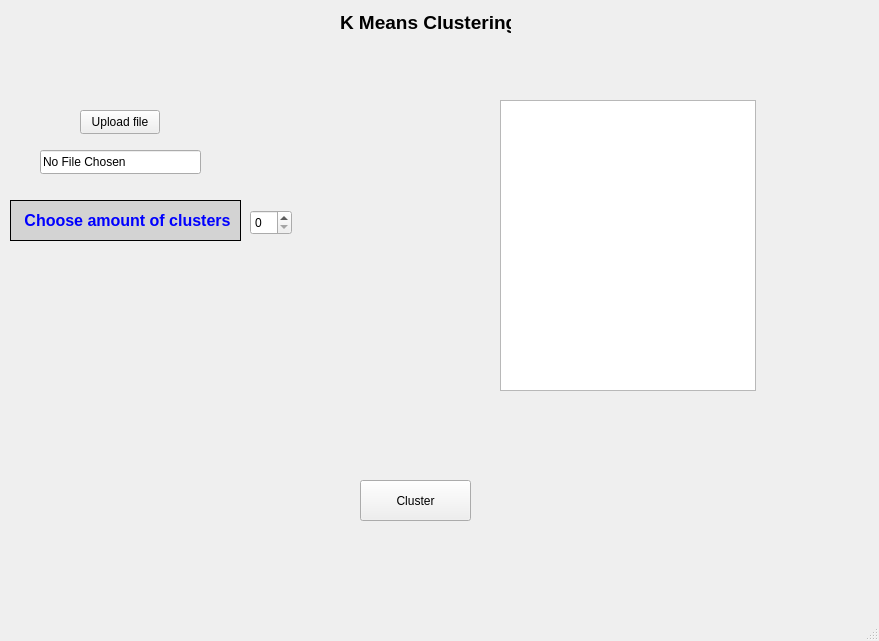
Goathemode/DSBA-CPP-2024-Project, file application/mainwindow.ui: the form before one commit.
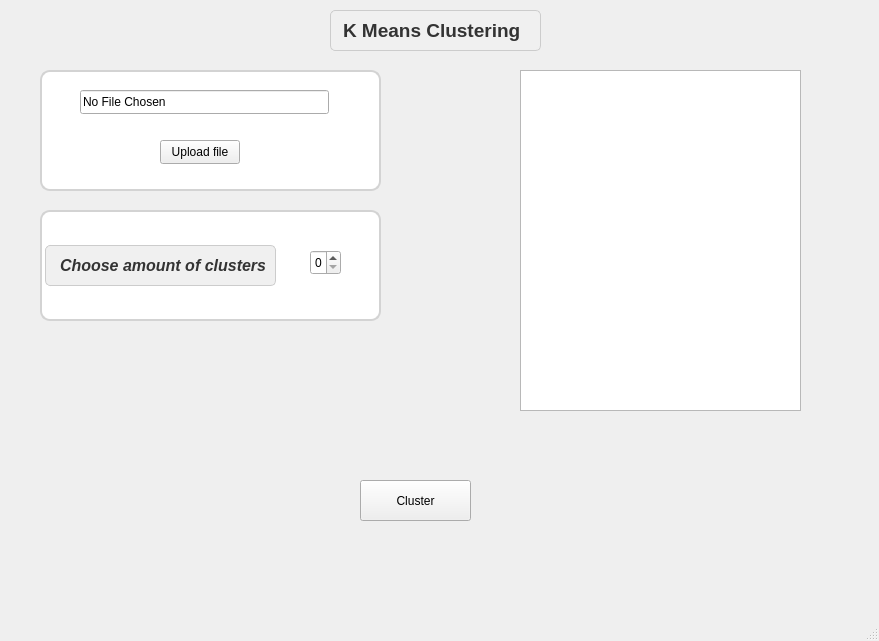
The form after the commit.

```diff
--- a/application/mainwindow.ui
+++ b/application/mainwindow.ui
@@ -17,64 +17,29 @@
    <widget class="QLabel" name="label">
     <property name="geometry">
      <rect>
-      <x>340</x>
+      <x>330</x>
       <y>10</y>
-      <width>171</width>
-      <height>26</height>
+      <width>211</width>
+      <height>41</height>
      </rect>
     </property>
+    <property name="styleSheet">
+     <string notr="true">QLabel {
+    background-color: #f0f0f0; 
+    color: #333333; 
+    font-size: 16px; 
+    font-family: Arial, sans-serif;
+    padding: 8px; 
+    border: 1px solid #cccccc; 
+    border-radius: 5px; 
+    box-shadow: 1px 1px 3px rgba(0, 0, 0, 0.1); 
+}
+</string>
+    </property>
     <property name="text">
      <string>&lt;html&gt;&lt;head/&gt;&lt;body&gt;&lt;p&gt;&lt;span style=&quot; font-size:14pt; font-weight:700;&quot;&gt;K Means Clustering&lt;/span&gt;&lt;/p&gt;&lt;/body&gt;&lt;/html&gt;</string>
     </property>
    </widget>
-   <widget class="QPushButton" name="pushButton">
-    <property name="geometry">
-     <rect>
-      <x>80</x>
-      <y>110</y>
-      <width>80</width>
-      <height>24</height>
-     </rect>
-    </property>
-    <property name="text">
-     <string>Upload file</string>
-    </property>
-   </widget>
-   <widget class="QSpinBox" name="spinBox">
-    <property name="geometry">
-     <rect>
-      <x>250</x>
-      <y>210</y>
-      <width>42</width>
-      <height>25</height>
-     </rect>
-    </property>
-   </widget>
-   <widget class="QLabel" name="label_2">
-    <property name="geometry">
-     <rect>
-      <x>0</x>
-      <y>190</y>
-      <width>251</width>
-      <height>61</height>
-     </rect>
-    </property>
-    <property name="styleSheet">
-     <string notr="true">QLabel {
-    font-family: Arial;
-    font-size: 14px;
-    font-weight: bold;
-    color: blue;
-    background-color: lightgray;
-    border: 1px solid black;
-    padding: 5px;
-    margin: 10px;
-}</string>
-    </property>
-    <property name="text">
-     <string>&lt;html&gt;&lt;head/&gt;&lt;body&gt;&lt;p align=&quot;center&quot;&gt;&lt;span style=&quot; font-size:12pt;&quot;&gt;Choose amount of clusters&lt;/span&gt;&lt;/p&gt;&lt;/body&gt;&lt;/html&gt;</string>
-    </property>
-   </widget>
    <widget class="QPushButton" name="pushButton_2">
     <property name="geometry">
      <rect>
@@ -100,28 +65,192 @@
      <string>Cluster</string>
     </property>
    </widget>
-   <widget class="QLineEdit" name="lineEdit">
-    <property name="geometry">
-     <rect>
-      <x>40</x>
-      <y>150</y>
-      <width>161</width>
-      <height>24</height>
-     </rect>
-    </property>
-    <property name="text">
-     <string>No File Chosen</string>
-    </property>
-   </widget>
    <widget class="QListWidget" name="listWidget">
     <property name="geometry">
      <rect>
-      <x>500</x>
-      <y>100</y>
-      <width>256</width>
-      <height>291</height>
+      <x>520</x>
+      <y>70</y>
+      <width>281</width>
+      <height>341</height>
      </rect>
     </property>
+    <property name="styleSheet">
+     <string notr="true">QListWidget {
+    background-color: #f0f0f0;
+    border: 2px solid #d3d3d3; 
+    border-radius: 10px; 
+    padding: 5px;
+    margin: 10px;
+    QScrollBar:vertical {
+        width: 12px;
+        background: #e0e0e0;
+        margin: 0px;
+        border-radius: 5px;
+    }
+    QScrollBar::handle:vertical {
+        background: #a0a0a0;
+        min-height: 20px;
+        border-radius: 5px;
+    }
+    QScrollBar::add-line:vertical,
+    QScrollBar::sub-line:vertical {
+        height: 0px;
+    }
+}
+
+QListWidget::item {
+    background-color: #ffffff;
+    border: 1px solid #d3d3d3; 
+    border-radius: 5px;
+    padding: 5px; 
+    margin: 2px;
+}
+
+QListWidget::item:selected {
+    background-color: #a0c4ff; 
+    color: #ffffff; 
+}
+
+QListWidget::item:hover {
+    background-color: #d3d3d3; 
+}
+</string>
+    </property>
+   </widget>
+   <widget class="QFrame" name="frame">
+    <property name="geometry">
+     <rect>
+      <x>30</x>
+      <y>60</y>
+      <width>361</width>
+      <height>141</height>
+     </rect>
+    </property>
+    <property name="styleSheet">
+     <string notr="true">QFrame {
+    background-color: #ffffff; 
+    border: 2px solid #d3d3d3; 
+    border-radius: 10px;
+    padding: 15px;
+    margin: 10px;
+    box-shadow: 2px 2px 5px rgba(0, 0, 0, 0.3);
+}</string>
+    </property>
+    <property name="frameShape">
+     <enum>QFrame::StyledPanel</enum>
+    </property>
+    <property name="frameShadow">
+     <enum>QFrame::Raised</enum>
+    </property>
+    <widget class="QLineEdit" name="lineEdit">
+     <property name="geometry">
+      <rect>
+       <x>50</x>
+       <y>30</y>
+       <width>249</width>
+       <height>24</height>
+      </rect>
+     </property>
+     <property name="styleSheet">
+      <string notr="true">QLineEdit{
+	qproperty-alignment: 'AlignCenter';
+}</string>
+     </property>
+     <property name="text">
+      <string>No File Chosen</string>
+     </property>
+    </widget>
+    <widget class="QPushButton" name="pushButton">
+     <property name="geometry">
+      <rect>
+       <x>130</x>
+       <y>80</y>
+       <width>80</width>
+       <height>24</height>
+      </rect>
+     </property>
+     <property name="text">
+      <string>Upload file</string>
+     </property>
+    </widget>
+   </widget>
+   <widget class="QFrame" name="frame_2">
+    <property name="geometry">
+     <rect>
+      <x>30</x>
+      <y>200</y>
+      <width>361</width>
+      <height>131</height>
+     </rect>
+    </property>
+    <property name="styleSheet">
+     <string notr="true">QFrame {
+    /* Background settings */
+    background-color: #ffffff; /* White background */
+
+    /* Border settings */
+    border: 2px solid #d3d3d3; /* Light gray border */
+    border-radius: 10px; /* Rounded corners */
+
+    /* Padding and margin */
+    padding: 15px; /* Inner spacing */
+    margin: 10px; /* Outer spacing */
+
+    /* Shadow settings */
+    box-shadow: 2px 2px 5px rgba(0, 0, 0, 0.3); /* Shadow effect */
+}
+</string>
+    </property>
+    <property name="frameShape">
+     <enum>QFrame::StyledPanel</enum>
+    </property>
+    <property name="frameShadow">
+     <enum>QFrame::Raised</enum>
+    </property>
+    <widget class="QLabel" name="label_2">
+     <property name="geometry">
+      <rect>
+       <x>10</x>
+       <y>40</y>
+       <width>241</width>
+       <height>51</height>
+      </rect>
+     </property>
+     <property name="styleSheet">
+      <string notr="true">QLabel {
+    font-family: Arial, sans-serif;
+    font-size: 14px;
+    font-weight: bold;
+    font-style: italic;
+    color: #333333;
+    background-color: #f0f0f0; 
+    border: 1px solid #cccccc; 
+    border-radius: 5px; 
+    padding: 10px; 
+    margin: 5px;
+    qproperty-alignment: 'AlignCenter';
+}</string>
+     </property>
+     <property name="text">
+      <string>&lt;html&gt;&lt;head/&gt;&lt;body&gt;&lt;p align=&quot;center&quot;&gt;&lt;span style=&quot; font-size:12pt; font-weight:700;&quot;&gt;Choose amount of clusters&lt;/span&gt;&lt;/p&gt;&lt;/body&gt;&lt;/html&gt;</string>
+     </property>
+    </widget>
+    <widget class="QSpinBox" name="spinBox">
+     <property name="geometry">
+      <rect>
+       <x>280</x>
+       <y>50</y>
+       <width>31</width>
+       <height>25</height>
+      </rect>
+     </property>
+     <property name="maximumSize">
+      <size>
+       <width>31</width>
+       <height>25</height>
+      </size>
+     </property>
+    </widget>
    </widget>
   </widget>
   <widget class="QMenuBar" name="menubar">
```
